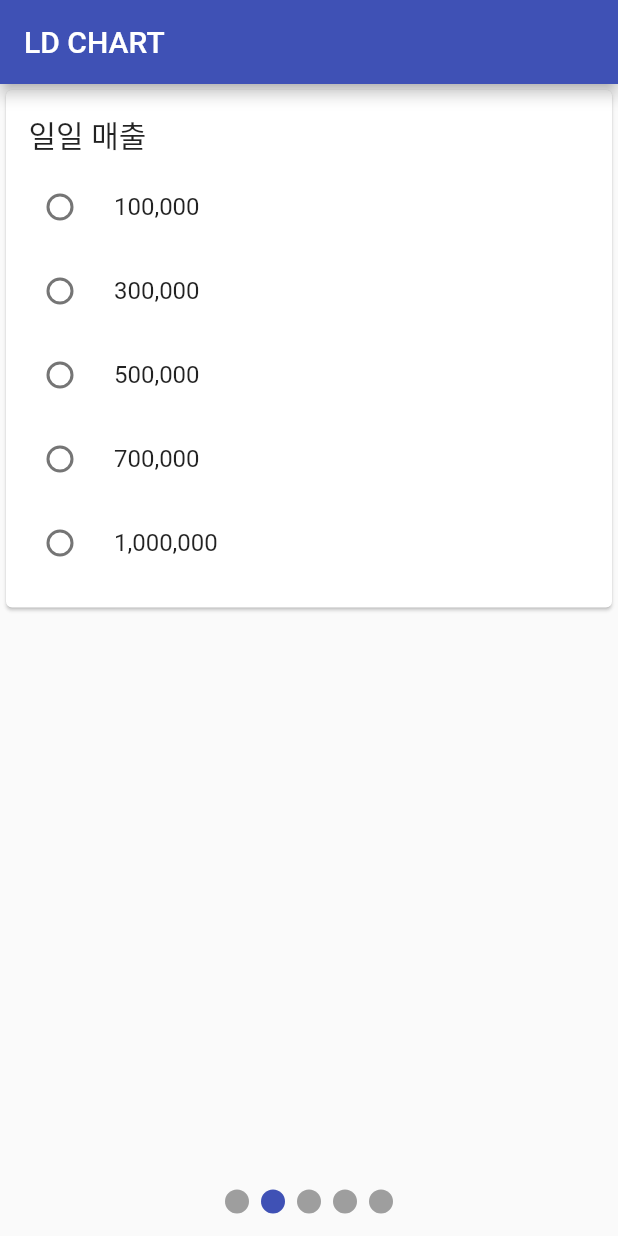
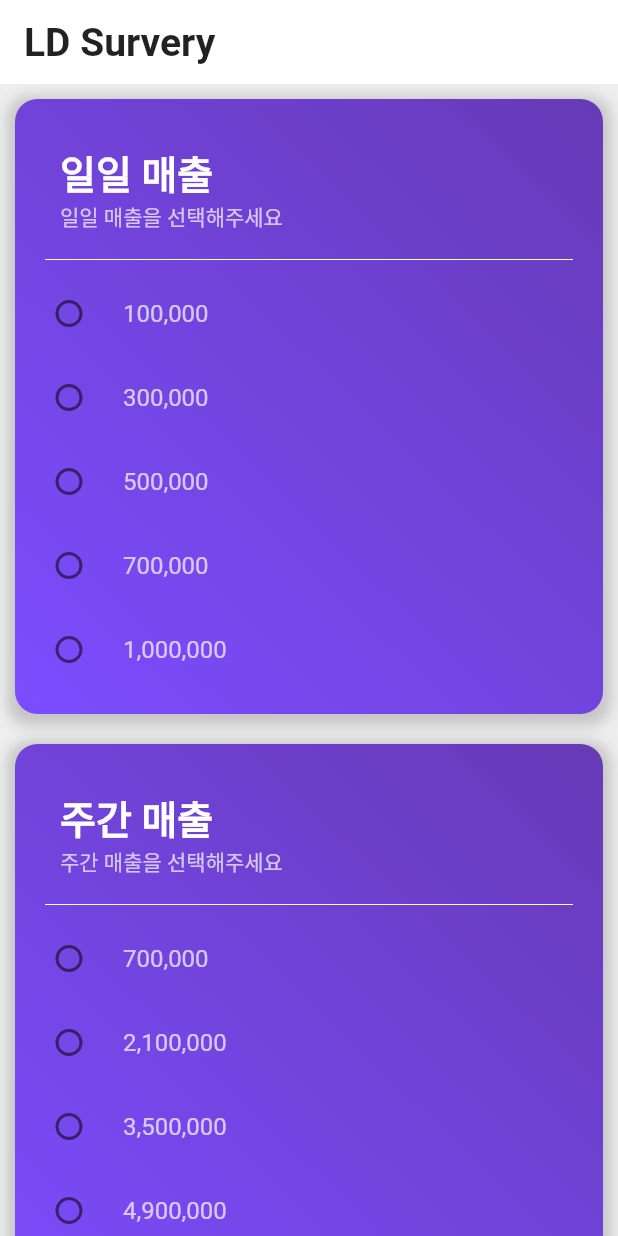
Before and after one commit to zeratulspc/ld_chart_flutter, a Flutter app: the screen it shows after launch, after a tap on "1명", on a phone screen of 412 x 824 dp. Run offline on Flutter 3.47's test engine with Material 2 defaults, Android fonts, the phone set to English and light mode, and no system bars; drawn by our look-alikes of smooth_page_indicator; our stand-ins replace charts_flutter, page_transition.

Commit message:
201026_1
디자인 개선

```diff
--- a/lib/page/card/cardForm.dart
+++ b/lib/page/card/cardForm.dart
@@ -4,25 +4,25 @@ typedef void Selected(int value);
 
 class CardForm extends StatefulWidget {
   final int v1, v2, v3, v4, v5, vi;
-  final String title, s1, s2, s3, s4, s5;
+  final String title, s1, s2, s3, s4, s5,bio;
   final Selected nextPage;
 
   CardForm({this.v1, this.v2, this.v3, this.v4, this.v5, this.nextPage, this.vi,
-    this.title, this.s1, this.s2, this.s3, this.s4, this.s5,
+    this.title, this.s1, this.s2, this.s3, this.s4, this.s5,this.bio
   });
 
   @override
-  CardFormState createState() => CardFormState(v1,v2,v3,v4,v5,nextPage,vi,title,s1,s2,s3,s4,s5,);
+  CardFormState createState() => CardFormState(v1,v2,v3,v4,v5,nextPage,vi,title,s1,s2,s3,s4,s5,bio);
 }
 
 
 class CardFormState extends State<CardForm> {
   final int v1, v2, v3, v4, v5, vi; // vi : 초기화용
-  final String title,s1,s2,s3,s4,s5;
+  final String title,s1,s2,s3,s4,s5,bio;
   final Selected nextPage;
 
   CardFormState(this.v1, this.v2, this.v3, this.v4, this.v5, this.nextPage, this.vi,
-    this.title, this.s1, this.s2, this.s3, this.s4, this.s5);
+    this.title, this.s1, this.s2, this.s3, this.s4, this.s5,this.bio);
 
   int v = 0;
 
@@ -39,21 +39,49 @@ class CardFormState extends State<CardForm> {
   @override
   Widget build(BuildContext context) {
     Size screenSize = MediaQuery.of(context).size;
-    TextStyle titleStyle = Theme.of(context).textTheme.headline6;
-    TextStyle listStyle = TextStyle(color: Colors.black87);
+    TextStyle titleStyle = TextStyle(color: Colors.white, fontWeight: FontWeight.bold, fontSize: 26);
+    TextStyle listStyle = TextStyle(color: Colors.white70);
     return Column(
       mainAxisSize: MainAxisSize.min,
       children: [
-        Card(
+        Container(
+          margin: EdgeInsets.symmetric(vertical: 10, horizontal: 10),
+          decoration: BoxDecoration(
+            gradient: LinearGradient(
+              begin: Alignment.bottomLeft,
+              end: Alignment.topRight,
+              colors: [Colors.deepPurpleAccent, Colors.deepPurple]
+            ),
+            borderRadius: BorderRadius.circular(15),
+            boxShadow: [
+              BoxShadow(
+                color: Colors.grey.withOpacity(0.5),
+                spreadRadius: 5,
+                blurRadius: 7,
+                offset: Offset(0,3)
+              )
+            ]
+          ),
           child: Column(
             mainAxisSize: MainAxisSize.min,
             crossAxisAlignment: CrossAxisAlignment.start,
             children: [
               Container(
-                margin: EdgeInsets.only(left: 15,top: 15, bottom: 5),
+                margin: EdgeInsets.only(left: 30,top: 30, bottom: 0),
                 child: Text(title, style: titleStyle,),
               ),
+              Container(
+                margin: EdgeInsets.only(left: 30,top: 0, bottom: 10),
+                child: Text(bio, style: listStyle,),
+              ),
+              Align(
+                alignment: Alignment.center,
+                child: SizedBox(
+                  child: Divider(color: Colors.white, indent: 20, endIndent: 20,),
+                ),
+              ),
               RadioListTile(
+                activeColor: Colors.white,
                 groupValue: v,
                 value: v1,
                 title: Text(s1, style: listStyle,),
@@ -65,6 +93,7 @@ class CardFormState extends State<CardForm> {
                 },
               ),
               RadioListTile(
+                activeColor: Colors.white,
                 groupValue: v,
                 value: v2,
                 title: Text(s2, style: listStyle,),
@@ -76,6 +105,7 @@ class CardFormState extends State<CardForm> {
                 },
               ),
               RadioListTile(
+                activeColor: Colors.white,
                 groupValue: v,
                 value: v3,
                 title: Text(s3, style: listStyle,),
@@ -87,6 +117,7 @@ class CardFormState extends State<CardForm> {
                 },
               ),
               RadioListTile(
+                activeColor: Colors.white,
                 groupValue: v,
                 value: v4,
                 title: Text(s4, style: listStyle,),
@@ -98,6 +129,7 @@ class CardFormState extends State<CardForm> {
                 },
               ),
               RadioListTile(
+                activeColor: Colors.white,
                 groupValue: v,
                 value: v5,
                 title: Text(s5, style: listStyle,),
--- a/lib/page/card/selectIndutsry.dart
+++ b/lib/page/card/selectIndutsry.dart
@@ -52,69 +52,105 @@ class SelectIndustryState extends State<SelectIndustry> {
   @override
   Widget build(BuildContext context) {
     Size screenSize = MediaQuery.of(context).size;
-    TextStyle titleStyle = Theme.of(context).textTheme.headline6;
-    TextStyle listStyle = TextStyle(color: Colors.black87);
+    TextStyle titleStyle = TextStyle(color: Colors.white, fontWeight: FontWeight.bold, fontSize: 26);
+    TextStyle listStyle = TextStyle(color: Colors.white70);
     return Column(
       mainAxisSize: MainAxisSize.min,
       children: [
-        Card(
+        Container(
+          margin: EdgeInsets.symmetric(vertical: 10, horizontal: 10),
+          decoration: BoxDecoration(
+              gradient: LinearGradient(
+                  begin: Alignment.bottomLeft,
+                  end: Alignment.topRight,
+                  colors: [Colors.deepPurpleAccent, Colors.deepOrangeAccent]
+              ),
+              borderRadius: BorderRadius.circular(15),
+              boxShadow: [
+                BoxShadow(
+                    color: Colors.grey.withOpacity(0.5),
+                    spreadRadius: 5,
+                    blurRadius: 7,
+                    offset: Offset(0,3)
+                )
+              ]
+          ),
           child: Column(
             mainAxisSize: MainAxisSize.min,
             crossAxisAlignment: CrossAxisAlignment.start,
             children: [
               Container(
-                margin: EdgeInsets.only(left: 15,top: 15, bottom: 5),
-                child: Text("업종 선택", style: titleStyle,),
+                margin: EdgeInsets.only(left: 30,top: 30, bottom: 0),
+                child: Text("업종선택", style: titleStyle,),
+              ),
+              Container(
+                margin: EdgeInsets.only(left: 30,top: 0, bottom: 10),
+                child: Text("업종을 선택해주세요", style: listStyle,),
+              ),
+              Align(
+                alignment: Alignment.center,
+                child: SizedBox(
+                  child: Divider(color: Colors.white, indent: 20, endIndent: 20,),
+                ),
               ),
               RadioListTile(
+                activeColor: Colors.white,
                 groupValue: v,
                 value: 1,
                 title: Text("음식점", style: listStyle,),
                 onChanged: (int v) => onChanged(v),
               ),
               RadioListTile(
+                activeColor: Colors.white,
                 groupValue: v,
                 value: 2,
                 title: Text("인테리어", style: listStyle,),
                 onChanged: (int v) => onChanged(v),
               ),
               RadioListTile(
+                activeColor: Colors.white,
                 groupValue: v,
                 value: 3,
                 title: Text("헬스", style: listStyle,),
                 onChanged: (int v) => onChanged(v),
               ),
               RadioListTile(
+                activeColor: Colors.white,
                 groupValue: v,
                 value: 4,
                 title: Text("학원", style: listStyle,),
                 onChanged: (int v) => onChanged(v),
               ),
               RadioListTile(
+                activeColor: Colors.white,
                 groupValue: v,
                 value: 5,
                 title: Text("병원", style: listStyle,),
                 onChanged: (int v) => onChanged(v),
               ),
               RadioListTile(
+                activeColor: Colors.white,
                 groupValue: v,
                 value: 6,
                 title: Text("분양", style: listStyle,),
                 onChanged: (int v) => onChanged(v),
               ),
               RadioListTile(
+                activeColor: Colors.white,
                 groupValue: v,
                 value: 7,
                 title: Text("문화", style: listStyle,),
                 onChanged: (int v) => onChanged(v),
               ),
               RadioListTile(
+                activeColor: Colors.white,
                 groupValue: v,
                 value: 8,
                 title: Text("서비스", style: listStyle,),
                 onChanged: (int v) => onChanged(v),
               ),
               RadioListTile(
+                activeColor: Colors.white,
                 groupValue: v,
                 value: 9,
                 title: Text("기타", style: listStyle,),
--- a/lib/page/home.dart
+++ b/lib/page/home.dart
@@ -4,7 +4,7 @@ import 'package:flutter/material.dart';
 import 'package:ld_chart_flutter/page/card/cardForm.dart';
 import 'package:ld_chart_flutter/page/card/selectIndutsry.dart';
 import 'package:ld_chart_flutter/page/chart/chartpage.dart';
-import 'package:smooth_page_indicator/smooth_page_indicator.dart';
+import 'package:page_transition/page_transition.dart';
 
 class Home extends StatefulWidget {
   @override
@@ -12,7 +12,7 @@ class Home extends StatefulWidget {
 }
 
 class HomeState extends State<Home> {
-  PageController pageController = PageController();
+  ScrollController scrollController = ScrollController();
   int v1,v2,v3,v4,v5 = 0;
   bool isAllSelected = false;
   @override
@@ -24,32 +24,34 @@ class HomeState extends State<Home> {
   Widget build(BuildContext context) {
     Size screenSize = MediaQuery.of(context).size;
     return Scaffold(
+      backgroundColor: Colors.grey[200],
       floatingActionButtonLocation: FloatingActionButtonLocation.centerFloat,
       floatingActionButton: isAllSelected ? FloatingActionButton.extended(
         icon: Icon(Icons.keyboard_tab),
         label: Text("결과확인",),
         onPressed: (){
-            Navigator.push(context, MaterialPageRoute(
-              builder: (context) => ChartPage(v1: v1,v2: v2,v3: v3,v4: v4,v5: v5,),
-            ));
+            Navigator.push(context, PageTransition(child: ChartPage(v1: v1,v2: v2,v3: v3,v4: v4,v5: v5,), type: PageTransitionType.rightToLeft));
         },
       ) : null,
       appBar: AppBar(
-        title: Text("LD CHART"),
+        elevation: 0,
+        backgroundColor: Colors.white,
+        title: Text("LD Survery" ,style: TextStyle(color: Colors.black87, fontWeight: FontWeight.bold, fontSize: 26),)
       ),
       body: Stack(
         children: <Widget>[
           Container(
             width: screenSize.width,
-            child: PageView(
-              controller: pageController,
+            child: ListView(
+              controller: scrollController,
               children: <Widget>[
                 CardForm(
                   title: "종업원 수",
+                  bio: "종업원 수를 선택해주세요",
                   v1: 1,v2: 3,v3: 5,v4: 7,v5: 10, vi: v1,
                   s1: "1명",s2: "3명",s3: "5명",s4: "7명",s5: "10명",
                   nextPage: (int v){
-                    pageController.nextPage(duration: Duration(milliseconds: 250), curve: Curves.fastOutSlowIn);
+                    scrollController.animateTo(430, duration: Duration(milliseconds: 600), curve: Curves.ease);
                     setState(() {
                       v1 = v;
                     });
@@ -62,10 +64,11 @@ class HomeState extends State<Home> {
                 ),
                 CardForm(
                   title: "일일 매출",
+                  bio: "일일 매출을 선택해주세요",
                   v1: 100000,v2: 300000,v3: 500000,v4: 700000,v5: 1000000,vi: v2,
                   s1: "100,000",s2: "300,000",s3: "500,000",s4: "700,000",s5: "1,000,000",
                   nextPage: (int v){
-                    pageController.nextPage(duration: Duration(milliseconds: 250), curve: Curves.fastOutSlowIn);
+                    scrollController.animateTo((430*2).roundToDouble(), duration: Duration(milliseconds: 600), curve: Curves.ease);
                     setState(() {
                       v2 = v;
                     });
@@ -78,10 +81,11 @@ class HomeState extends State<Home> {
                 ),
                 CardForm(
                   title: "주간 매출",
+                  bio: "주간 매출을 선택해주세요",
                   v1: 700000,v2: 2100000,v3: 3500000,v4: 4900000,v5: 7000000,vi: v3,
                   s1: "700,000",s2: "2,100,000",s3: "3,500,000",s4: "4,900,000",s5: "7,000,000",
                   nextPage: (int v){
-                    pageController.nextPage(duration: Duration(milliseconds: 250), curve: Curves.fastOutSlowIn);
+                    scrollController.animateTo((430*3).roundToDouble(), duration: Duration(milliseconds: 600), curve: Curves.ease);
                     setState(() {
                       v3 = v;
                     });
@@ -93,11 +97,12 @@ class HomeState extends State<Home> {
                   },
                 ),
                 CardForm(
-                  title: "월간 매출",vi: v4,
-                  v1: 3000000,v2: 9000000,v3: 15000000,v4: 21000000,v5: 30000000,
+                  title: "월간 매출",
+                  bio: "월간 매출을 선택해주세요",
+                  vi: v4, v1: 3000000,v2: 9000000,v3: 15000000,v4: 21000000,v5: 30000000,
                   s1: "3,000,000",s2: "9,000,000",s3: "15,000,000",s4: "21,000,000",s5: "30,000,000",
                   nextPage: (int v){
-                    pageController.nextPage(duration: Duration(milliseconds: 250), curve: Curves.fastOutSlowIn);
+                    scrollController.animateTo((430*4).roundToDouble(), duration: Duration(milliseconds: 600), curve: Curves.ease);
                     setState(() {
                       v4 = v;
                     });
@@ -124,14 +129,6 @@ class HomeState extends State<Home> {
               ],
             ),
           ),
-          Container(
-            margin: EdgeInsets.only(bottom: 15),
-            alignment: Alignment.bottomCenter,
-            child: isAllSelected ? Text("") : SmoothPageIndicator(
-              controller: pageController,
-              count: 5,
-            ),
-          ),
         ],
       ),
     );
--- a/pubspec.yaml
+++ b/pubspec.yaml
@@ -29,7 +29,7 @@ dependencies:
   # Use with the CupertinoIcons class for iOS style icons.
   cupertino_icons: ^0.1.3
   charts_flutter: 0.9.0
-  smooth_page_indicator: 0.2.0
+  page_transition: 1.1.7+2
   intl: 0.16.1
 
 dev_dependencies:
```
Also changed, not shown: pubspec.lock.
